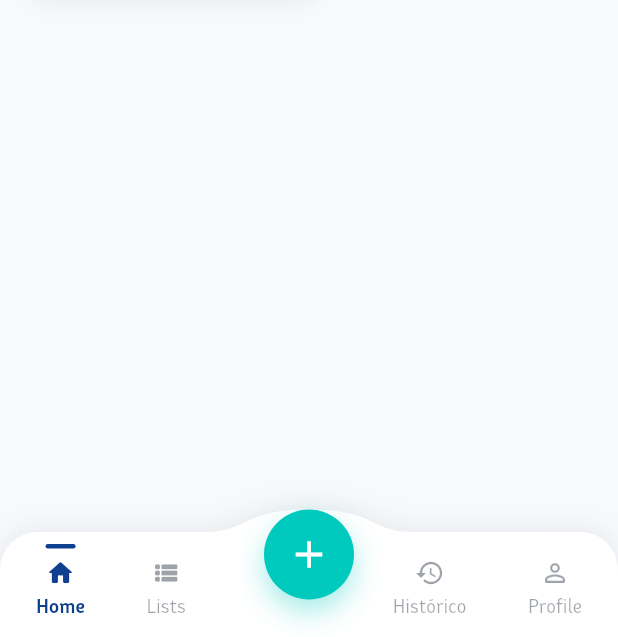
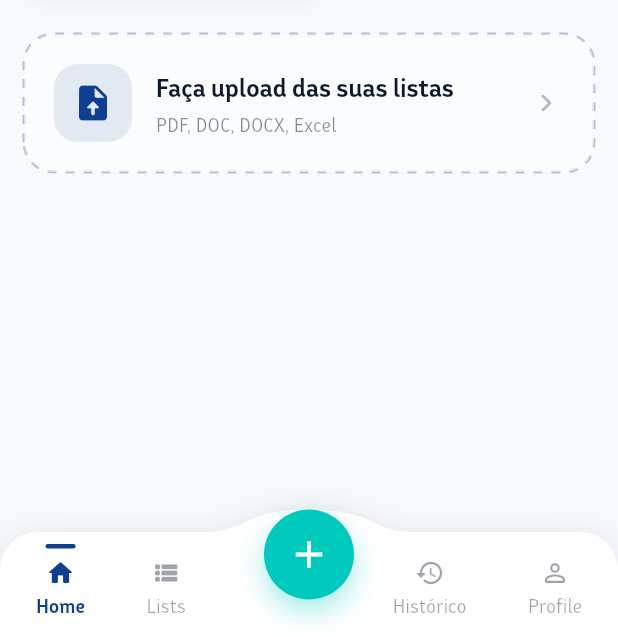
Before and after one commit to VViniLLima/checklist-app-flutter, a Flutter app: the screen it shows after launch, after a tap on "Continuar sem conta", on a phone screen of 412 x 824 dp, the part 599-1236 px from its top. Run offline on Flutter 3.47's test engine with Material 3 defaults, Android fonts, the phone set to English and light mode, and no system bars; our stand-ins replace shared_preferences.

Commit message:
Update: Add a section to upload files at the end of home_screen (place holder)

```diff
--- a/lib/features/shopping_list/screens/home_screen.dart
+++ b/lib/features/shopping_list/screens/home_screen.dart
@@ -1,4 +1,5 @@
 import 'package:flutter/material.dart';
+import 'dart:ui';
 import 'package:provider/provider.dart';
 import '../state/shopping_list_controller.dart';
 import '../../../core/theme/theme_controller.dart';
@@ -318,11 +319,98 @@ class _HomeScreenState extends State<HomeScreen> {
                       ),
                     ),
                   ],
+
+                  // 6. Upload Section
+                  _buildUploadSection(context),
                 ],
               ),
             ),
           );
         },
+      ),
+    );
+  }
+
+  void _onUploadTap(BuildContext context) {
+    ScaffoldMessenger.of(context).showSnackBar(
+      const SnackBar(
+        content: Text('Recurso de upload em breve 📁'),
+        duration: Duration(seconds: 2),
+      ),
+    );
+    // Placeholder for future file picker integration:
+    // final result = await FilePicker.platform.pickFiles();
+  }
+
+  Widget _buildUploadSection(BuildContext context) {
+    final theme = Theme.of(context);
+    final colorScheme = theme.colorScheme;
+    final textTheme = theme.textTheme;
+
+    return Padding(
+      padding: const EdgeInsets.fromLTRB(16, 8, 16, 24),
+      child: InkWell(
+        onTap: () => _onUploadTap(context),
+        borderRadius: BorderRadius.circular(20),
+        child: CustomPaint(
+          painter: DashedBorderPainter(
+            color: colorScheme.primary.withOpacity(0.3),
+            strokeWidth: 2,
+            gap: 6,
+            dash: 6,
+            radius: 20,
+          ),
+          child: Container(
+            padding: const EdgeInsets.all(20),
+            decoration: BoxDecoration(
+              color: colorScheme.surface.withOpacity(0.5),
+              borderRadius: BorderRadius.circular(20),
+            ),
+            child: Row(
+              children: [
+                // Icon Badge
+                Container(
+                  padding: const EdgeInsets.all(12),
+                  decoration: BoxDecoration(
+                    color: colorScheme.primary.withOpacity(0.1),
+                    borderRadius: BorderRadius.circular(16),
+                  ),
+                  child: Icon(
+                    Icons.upload_file_rounded,
+                    color: colorScheme.primary,
+                    size: 28,
+                  ),
+                ),
+                const SizedBox(width: 16),
+                // Text content
+                Expanded(
+                  child: Column(
+                    crossAxisAlignment: CrossAxisAlignment.start,
+                    children: [
+                      Text(
+                        'Faça upload das suas listas',
+                        style: textTheme.titleMedium?.copyWith(
+                          fontWeight: FontWeight.bold,
+                        ),
+                      ),
+                      const SizedBox(height: 4),
+                      Text(
+                        'PDF, DOC, DOCX, Excel',
+                        style: textTheme.bodySmall?.copyWith(
+                          color: colorScheme.onSurface.withOpacity(0.5),
+                        ),
+                      ),
+                    ],
+                  ),
+                ),
+                Icon(
+                  Icons.chevron_right_rounded,
+                  color: colorScheme.onSurface.withOpacity(0.3),
+                ),
+              ],
+            ),
+          ),
+        ),
       ),
     );
   }
@@ -690,3 +778,56 @@ class _HomeScreenState extends State<HomeScreen> {
     }
   }
 }
+
+class DashedBorderPainter extends CustomPainter {
+  final Color color;
+  final double strokeWidth;
+  final double gap;
+  final double dash;
+  final double radius;
+
+  DashedBorderPainter({
+    required this.color,
+    this.strokeWidth = 1.0,
+    this.gap = 5.0,
+    this.dash = 5.0,
+    this.radius = 0.0,
+  });
+
+  @override
+  void paint(Canvas canvas, Size size) {
+    final Paint paint = Paint()
+      ..color = color
+      ..strokeWidth = strokeWidth
+      ..style = PaintingStyle.stroke;
+
+    final Path path = Path()
+      ..addRRect(
+        RRect.fromRectAndRadius(
+          Rect.fromLTWH(0, 0, size.width, size.height),
+          Radius.circular(radius),
+        ),
+      );
+
+    final Path dashedPath = Path();
+    for (final PathMetric metric in path.computeMetrics()) {
+      double distance = 0.0;
+      while (distance < metric.length) {
+        dashedPath.addPath(
+          metric.extractPath(distance, distance + dash),
+          Offset.zero,
+        );
+        distance += dash + gap;
+      }
+    }
+    canvas.drawPath(dashedPath, paint);
+  }
+
+  @override
+  bool shouldRepaint(DashedBorderPainter oldDelegate) =>
+      oldDelegate.color != color ||
+      oldDelegate.strokeWidth != strokeWidth ||
+      oldDelegate.gap != gap ||
+      oldDelegate.dash != dash ||
+      oldDelegate.radius != radius;
+}
```
